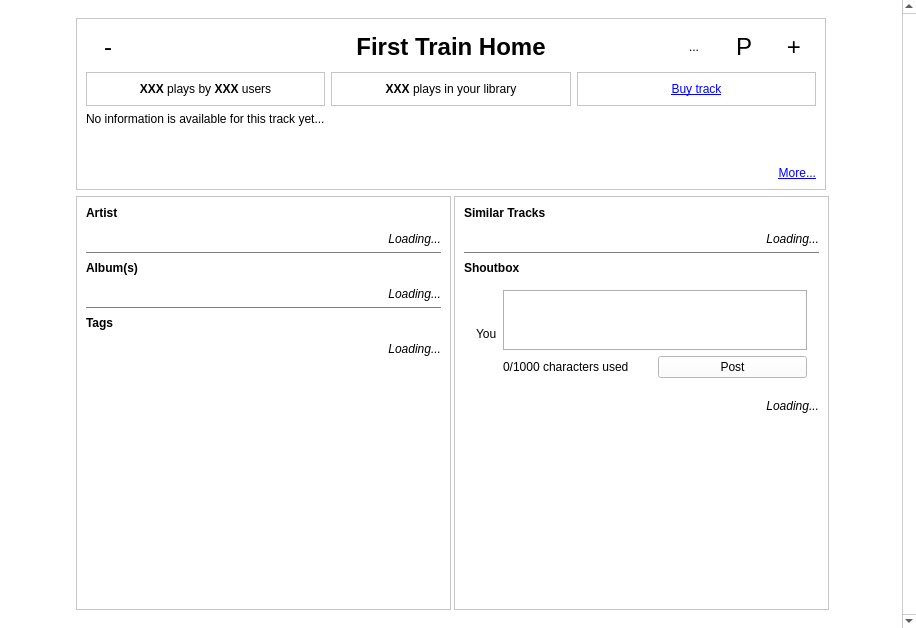
This is htrackcontext.ui in jnetterf/hathor as Qt 5 draws it before an edit. The edited form follows.
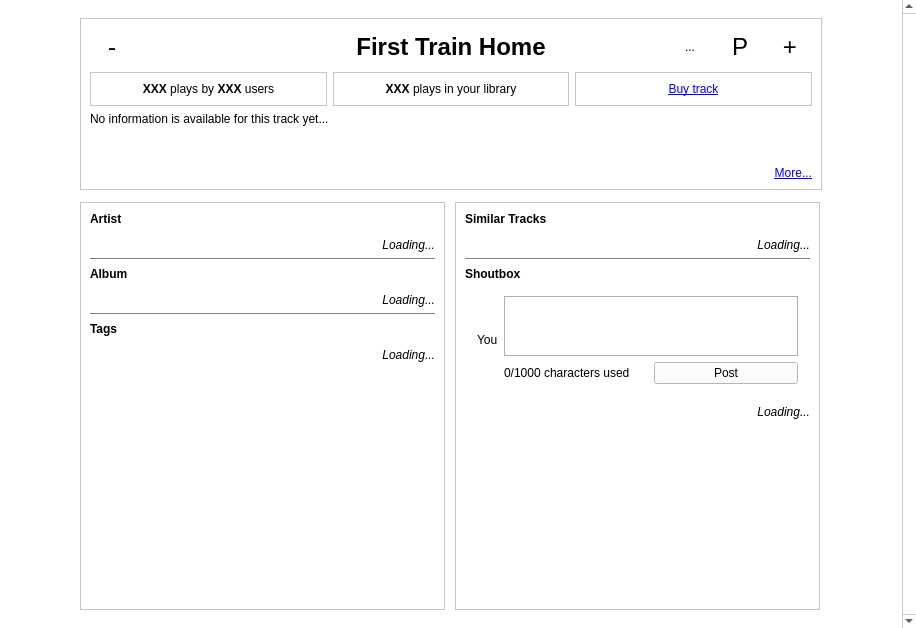
This is the edited form. Icons and pictures are not drawn. Custom widgets are drawn as their Qt base class.

Commit message: Made the style consistent between platforms, general fixes.

What changed in the file:
```diff
--- a/htrackcontext.ui
+++ b/htrackcontext.ui
@@ -471,17 +471,17 @@
           </size>
          </property>
          <layout class="QGridLayout" name="gridLayout_9">
-          <item row="3" column="0">
+          <item row="3" column="1">
            <widget class="QFrame" name="Artist">
             <property name="minimumSize">
              <size>
-              <width>375</width>
+              <width>365</width>
               <height>0</height>
              </size>
             </property>
             <property name="maximumSize">
              <size>
-              <width>375</width>
+              <width>365</width>
               <height>16777215</height>
              </size>
             </property>
@@ -501,11 +501,7 @@
                 </sizepolicy>
                </property>
                <property name="text">
-                <string>&lt;!DOCTYPE HTML PUBLIC &quot;-//W3C//DTD HTML 4.0//EN&quot; &quot;http://www.w3.org/TR/REC-html40/strict.dtd&quot;&gt;
-&lt;html&gt;&lt;head&gt;&lt;meta name=&quot;qrichtext&quot; content=&quot;1&quot; /&gt;&lt;style type=&quot;text/css&quot;&gt;
-p, li { white-space: pre-wrap; }
-&lt;/style&gt;&lt;/head&gt;&lt;body style=&quot; font-family:'Sans Serif'; font-size:9pt; font-weight:400; font-style:normal;&quot;&gt;
-&lt;p style=&quot; margin-top:0px; margin-bottom:0px; margin-left:0px; margin-right:0px; -qt-block-indent:0; text-indent:0px;&quot;&gt;&lt;span style=&quot; font-weight:600; color:#000000;&quot;&gt;Artist&lt;/span&gt;&lt;/p&gt;&lt;/body&gt;&lt;/html&gt;</string>
+                <string>&lt;B&gt;Artist</string>
                </property>
               </widget>
              </item>
@@ -528,11 +524,7 @@
                 </sizepolicy>
                </property>
                <property name="text">
-                <string>&lt;!DOCTYPE HTML PUBLIC &quot;-//W3C//DTD HTML 4.0//EN&quot; &quot;http://www.w3.org/TR/REC-html40/strict.dtd&quot;&gt;
-&lt;html&gt;&lt;head&gt;&lt;meta name=&quot;qrichtext&quot; content=&quot;1&quot; /&gt;&lt;style type=&quot;text/css&quot;&gt;
-p, li { white-space: pre-wrap; }
-&lt;/style&gt;&lt;/head&gt;&lt;body style=&quot; font-family:'Sans Serif'; font-size:9pt; font-weight:400; font-style:normal;&quot;&gt;
-&lt;p align=&quot;right&quot; style=&quot; margin-top:0px; margin-bottom:0px; margin-left:0px; margin-right:0px; -qt-block-indent:0; text-indent:0px;&quot;&gt;&lt;span style=&quot; font-style:italic;&quot;&gt;Loading...&lt;/span&gt;&lt;/p&gt;&lt;/body&gt;&lt;/html&gt;</string>
+                <string>&lt;p align=&quot;right&quot;&gt;&lt;I&gt;Loading...</string>
                </property>
               </widget>
              </item>
@@ -967,11 +959,7 @@
                 </sizepolicy>
                </property>
                <property name="text">
-                <string>&lt;!DOCTYPE HTML PUBLIC &quot;-//W3C//DTD HTML 4.0//EN&quot; &quot;http://www.w3.org/TR/REC-html40/strict.dtd&quot;&gt;
-&lt;html&gt;&lt;head&gt;&lt;meta name=&quot;qrichtext&quot; content=&quot;1&quot; /&gt;&lt;style type=&quot;text/css&quot;&gt;
-p, li { white-space: pre-wrap; }
-&lt;/style&gt;&lt;/head&gt;&lt;body style=&quot; font-family:'Sans Serif'; font-size:9pt; font-weight:400; font-style:normal;&quot;&gt;
-&lt;p style=&quot; margin-top:0px; margin-bottom:0px; margin-left:0px; margin-right:0px; -qt-block-indent:0; text-indent:0px;&quot;&gt;&lt;span style=&quot; font-weight:600; color:#000000;&quot;&gt;Album(s)&lt;/span&gt;&lt;/p&gt;&lt;/body&gt;&lt;/html&gt;</string>
+                <string>&lt;B&gt;Album</string>
                </property>
               </widget>
              </item>
@@ -988,11 +976,7 @@
              <item>
               <widget class="QLabel" name="label_moreAlbums">
                <property name="text">
-                <string>&lt;!DOCTYPE HTML PUBLIC &quot;-//W3C//DTD HTML 4.0//EN&quot; &quot;http://www.w3.org/TR/REC-html40/strict.dtd&quot;&gt;
-&lt;html&gt;&lt;head&gt;&lt;meta name=&quot;qrichtext&quot; content=&quot;1&quot; /&gt;&lt;style type=&quot;text/css&quot;&gt;
-p, li { white-space: pre-wrap; }
-&lt;/style&gt;&lt;/head&gt;&lt;body style=&quot; font-family:'Sans Serif'; font-size:9pt; font-weight:400; font-style:normal;&quot;&gt;
-&lt;p align=&quot;right&quot; style=&quot; margin-top:0px; margin-bottom:0px; margin-left:0px; margin-right:0px; -qt-block-indent:0; text-indent:0px;&quot;&gt;&lt;span style=&quot; font-style:italic;&quot;&gt;Loading...&lt;/span&gt;&lt;/p&gt;&lt;/body&gt;&lt;/html&gt;</string>
+                <string>&lt;p align=&quot;right&quot;&gt;&lt;I&gt;Loading...</string>
                </property>
               </widget>
              </item>
@@ -1006,11 +990,7 @@
              <item>
               <widget class="QLabel" name="label_4">
                <property name="text">
-                <string>&lt;!DOCTYPE HTML PUBLIC &quot;-//W3C//DTD HTML 4.0//EN&quot; &quot;http://www.w3.org/TR/REC-html40/strict.dtd&quot;&gt;
-&lt;html&gt;&lt;head&gt;&lt;meta name=&quot;qrichtext&quot; content=&quot;1&quot; /&gt;&lt;style type=&quot;text/css&quot;&gt;
-p, li { white-space: pre-wrap; }
-&lt;/style&gt;&lt;/head&gt;&lt;body style=&quot; font-family:'Sans Serif'; font-size:9pt; font-weight:400; font-style:normal;&quot;&gt;
-&lt;p style=&quot; margin-top:0px; margin-bottom:0px; margin-left:0px; margin-right:0px; -qt-block-indent:0; text-indent:0px;&quot;&gt;&lt;span style=&quot; font-weight:600;&quot;&gt;Tags&lt;/span&gt;&lt;/p&gt;&lt;/body&gt;&lt;/html&gt;</string>
+                <string>&lt;B&gt;Tags</string>
                </property>
               </widget>
              </item>
@@ -1027,11 +1007,7 @@
              <item>
               <widget class="QLabel" name="label_moreTags">
                <property name="text">
-                <string>&lt;!DOCTYPE HTML PUBLIC &quot;-//W3C//DTD HTML 4.0//EN&quot; &quot;http://www.w3.org/TR/REC-html40/strict.dtd&quot;&gt;
-&lt;html&gt;&lt;head&gt;&lt;meta name=&quot;qrichtext&quot; content=&quot;1&quot; /&gt;&lt;style type=&quot;text/css&quot;&gt;
-p, li { white-space: pre-wrap; }
-&lt;/style&gt;&lt;/head&gt;&lt;body style=&quot; font-family:'Sans Serif'; font-size:9pt; font-weight:400; font-style:normal;&quot;&gt;
-&lt;p align=&quot;right&quot; style=&quot; margin-top:0px; margin-bottom:0px; margin-left:0px; margin-right:0px; -qt-block-indent:0; text-indent:0px;&quot;&gt;&lt;span style=&quot; font-style:italic;&quot;&gt;Loading...&lt;/span&gt;&lt;/p&gt;&lt;/body&gt;&lt;/html&gt;</string>
+                <string>&lt;p align=&quot;right&quot;&gt;&lt;I&gt;Loading...</string>
                </property>
               </widget>
              </item>
@@ -1051,17 +1027,17 @@
             </layout>
            </widget>
           </item>
-          <item row="0" column="0" rowspan="2" colspan="2">
+          <item row="0" column="1" rowspan="2" colspan="2">
            <widget class="QFrame" name="frame_header">
             <property name="sizePolicy">
-             <sizepolicy hsizetype="Preferred" vsizetype="Minimum">
+             <sizepolicy hsizetype="Expanding" vsizetype="Maximum">
               <horstretch>0</horstretch>
               <verstretch>0</verstretch>
              </sizepolicy>
             </property>
             <property name="minimumSize">
              <size>
-              <width>0</width>
+              <width>738</width>
               <height>0</height>
              </size>
             </property>
@@ -1442,7 +1418,7 @@
                  <rect>
                   <x>0</x>
                   <y>0</y>
-                  <width>734</width>
+                  <width>722</width>
                   <height>79</height>
                  </rect>
                 </property>
@@ -1486,17 +1462,17 @@
             </layout>
            </widget>
           </item>
-          <item row="3" column="1">
+          <item row="3" column="2">
            <widget class="QFrame" name="frame_12">
             <property name="minimumSize">
              <size>
-              <width>375</width>
+              <width>365</width>
               <height>0</height>
              </size>
             </property>
             <property name="maximumSize">
              <size>
-              <width>375</width>
+              <width>365</width>
               <height>16777215</height>
              </size>
             </property>
@@ -1510,7 +1486,7 @@
              <item>
               <widget class="QLabel" name="label_2">
                <property name="text">
-                <string>&lt;html&gt;&lt;head/&gt;&lt;body&gt;&lt;p&gt;&lt;span style=&quot; font-weight:600;&quot;&gt;Similar Tracks&lt;/span&gt;&lt;/p&gt;&lt;/body&gt;&lt;/html&gt;</string>
+                <string>&lt;B&gt;Similar Tracks</string>
                </property>
               </widget>
              </item>
@@ -1520,7 +1496,7 @@
              <item>
               <widget class="QLabel" name="label_moreTracks">
                <property name="text">
-                <string>&lt;html&gt;&lt;head/&gt;&lt;body&gt;&lt;p align=&quot;right&quot;&gt;&lt;span style=&quot; font-style:italic;&quot;&gt;Loading...&lt;/span&gt;&lt;/p&gt;&lt;/body&gt;&lt;/html&gt;</string>
+                <string>&lt;p align=&quot;right&quot;&gt;&lt;I&gt;Loading...</string>
                </property>
               </widget>
              </item>
@@ -1540,7 +1516,7 @@
                 </sizepolicy>
                </property>
                <property name="text">
-                <string>&lt;html&gt;&lt;head/&gt;&lt;body&gt;&lt;p&gt;&lt;span style=&quot; font-weight:600;&quot;&gt;Shoutbox&lt;/span&gt;&lt;/p&gt;&lt;/body&gt;&lt;/html&gt;</string>
+                <string>&lt;B&gt;Shoutbox</string>
                </property>
                <property name="alignment">
                 <set>Qt::AlignLeading|Qt::AlignLeft|Qt::AlignTop</set>
@@ -2070,7 +2046,7 @@
              <item>
               <widget class="QLabel" name="label_moreShoutbox">
                <property name="text">
-                <string>&lt;html&gt;&lt;head/&gt;&lt;body&gt;&lt;p align=&quot;right&quot;&gt;&lt;span style=&quot; font-style:italic;&quot;&gt;Loading...&lt;/span&gt;&lt;/p&gt;&lt;/body&gt;&lt;/html&gt;</string>
+                <string>&lt;p align=&quot;right&quot;&gt;&lt;I&gt;Loading...</string>
                </property>
               </widget>
              </item>
@@ -2090,7 +2066,7 @@
             </layout>
            </widget>
           </item>
-          <item row="3" column="2">
+          <item row="0" column="3" rowspan="4">
            <spacer name="superSpacer">
             <property name="orientation">
              <enum>Qt::Vertical</enum>
@@ -2103,6 +2079,19 @@
             </property>
            </spacer>
           </item>
+          <item row="0" column="0" rowspan="4">
+           <spacer name="verticalSpacer">
+            <property name="orientation">
+             <enum>Qt::Vertical</enum>
+            </property>
+            <property name="sizeHint" stdset="0">
+             <size>
+              <width>0</width>
+              <height>40</height>
+             </size>
+            </property>
+           </spacer>
+          </item>
          </layout>
         </widget>
        </item>
```
The commit also changes 27 other files.
